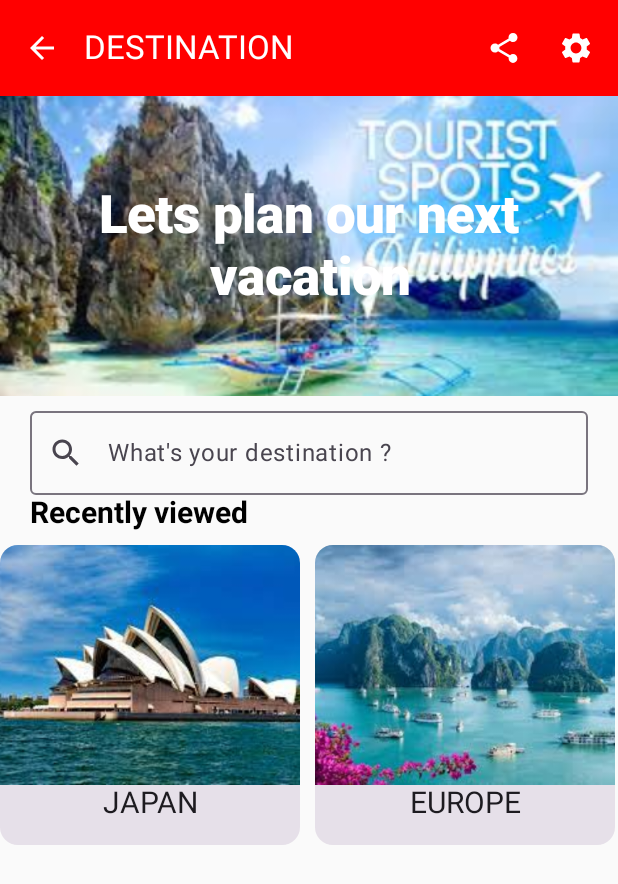
After one commit to Itsdanson254/MY-APPS, an Android app built with Jetpack Compose: the DESTINATIONACTIVITY screen opened directly, with no data from a screen before it, on a phone screen of 412 x 824 dp. The commit adds this screen. Shown: the top 884 px of the screen. Run offline under Robolectric (Android 15) with nearby library versions, the phone set to English and light mode, and no system bars.

Commit message:
initial commit

```diff
--- a/app/src/main/AndroidManifest.xml
+++ b/app/src/main/AndroidManifest.xml
@@ -12,6 +12,11 @@
         android:supportsRtl="true"
         android:theme="@style/Theme.DANSONSApplication"
         tools:targetApi="31">
+        <activity
+            android:name=".DESTINATIONACTIVITY"
+            android:exported="false"
+            android:label="@string/title_activity_destinationactivity"
+            android:theme="@style/Theme.DANSONSApplication" />
         <activity
             android:name=".FormActivity"
             android:exported="false"
--- /dev/null
+++ b/app/src/main/java/com/example/dansonsapplication/DESTINATIONACTIVITY.kt
@@ -0,0 +1,457 @@
+package com.example.dansonsapplication
+
+import android.content.Intent
+import android.os.Bundle
+import androidx.activity.ComponentActivity
+import androidx.activity.compose.setContent
+import androidx.compose.foundation.Image
+import androidx.compose.foundation.horizontalScroll
+import androidx.compose.foundation.layout.Box
+import androidx.compose.foundation.layout.Column
+import androidx.compose.foundation.layout.Row
+import androidx.compose.foundation.layout.Spacer
+import androidx.compose.foundation.layout.fillMaxSize
+import androidx.compose.foundation.layout.fillMaxWidth
+import androidx.compose.foundation.layout.height
+import androidx.compose.foundation.layout.padding
+import androidx.compose.foundation.layout.size
+import androidx.compose.foundation.layout.width
+import androidx.compose.foundation.rememberScrollState
+import androidx.compose.foundation.text.KeyboardOptions
+import androidx.compose.material.icons.Icons
+import androidx.compose.material.icons.filled.ArrowBack
+import androidx.compose.material.icons.filled.Call
+import androidx.compose.material.icons.filled.Search
+import androidx.compose.material.icons.filled.Settings
+import androidx.compose.material.icons.filled.Share
+import androidx.compose.material3.Card
+import androidx.compose.material3.ExperimentalMaterial3Api
+import androidx.compose.material3.Icon
+import androidx.compose.material3.IconButton
+import androidx.compose.material3.MaterialTheme
+import androidx.compose.material3.OutlinedTextField
+import androidx.compose.material3.Surface
+import androidx.compose.material3.Text
+import androidx.compose.material3.TextField
+import androidx.compose.material3.TopAppBar
+import androidx.compose.material3.TopAppBarDefaults
+import androidx.compose.runtime.Composable
+import androidx.compose.runtime.getValue
+import androidx.compose.runtime.mutableStateOf
+import androidx.compose.runtime.remember
+import androidx.compose.runtime.setValue
+import androidx.compose.ui.Alignment
+import androidx.compose.ui.Modifier
+import androidx.compose.ui.graphics.Color
+import androidx.compose.ui.input.key.Key.Companion.Search
+import androidx.compose.ui.layout.ContentScale
+import androidx.compose.ui.platform.LocalContext
+import androidx.compose.ui.res.painterResource
+import androidx.compose.ui.text.font.FontWeight
+import androidx.compose.ui.text.input.KeyboardType
+import androidx.compose.ui.text.style.TextAlign
+import androidx.compose.ui.tooling.preview.Preview
+import androidx.compose.ui.unit.dp
+import androidx.compose.ui.unit.sp
+import com.example.dansonsapplication.ui.theme.DANSONSApplicationTheme
+
+class DESTINATIONACTIVITY : ComponentActivity() {
+    override fun onCreate(savedInstanceState: Bundle?) {
+        super.onCreate(savedInstanceState)
+        setContent {
+
+Destination()
+
+        }
+    }
+}
+
+@OptIn(ExperimentalMaterial3Api::class)
+@Composable
+fun Destination(){
+Column (modifier = Modifier.fillMaxSize()){
+
+var mContext = LocalContext.current
+    //TopAppBar
+    TopAppBar(
+        title = { Text(text = "DESTINATION", color = Color.White) },
+        colors = TopAppBarDefaults.mediumTopAppBarColors(Color.Red),
+        navigationIcon = {
+            IconButton(onClick = {
+                mContext.startActivity(Intent(mContext,MainActivity::class.java))
+            }) {
+                Icon(
+                    imageVector = Icons.Default.ArrowBack,
+                    contentDescription = "arrowback",
+                    tint = Color.White
+                )
+
+            }
+
+        },
+        actions = {
+            IconButton(onClick = { /*TODO*/ }) {
+                Icon(
+                    imageVector = Icons.Default.Share,
+                    contentDescription = "Share",
+                    tint = Color.White
+                )
+            }
+            IconButton(onClick = { /*TODO*/ }) {
+                Icon(
+                    imageVector = Icons.Default.Settings,
+                    contentDescription = "settings",
+                    tint = Color.White
+                )
+            }
+        }
+    )
+
+    //These the end of top up bar
+Box (
+    modifier = Modifier
+        .fillMaxWidth()
+        .height(200.dp),
+    contentAlignment = Alignment.Center
+){
+
+Image(painter = painterResource(id = R.drawable.dest2),
+    contentDescription = "newyork",
+    modifier = Modifier.fillMaxSize(),
+    contentScale = ContentScale.Crop)
+
+    Text(
+        text ="Lets plan our next vacation",
+        fontSize = 35.sp,
+        color = Color.White,
+        fontWeight = FontWeight.ExtraBold,
+        textAlign = TextAlign.Center
+    )
+}
+//End of box
+
+    Spacer(modifier = Modifier.height(10.dp))
+var search by remember { mutableStateOf("")
+}
+    OutlinedTextField(
+        value = search,
+        onValueChange = {search = it} ,
+        placeholder = { Text(text = "What's your destination ? ")},
+        leadingIcon ={ Icon(imageVector = Icons.Default.Search, contentDescription = "search")},
+        modifier = Modifier
+            .fillMaxWidth()
+            .padding(start = 20.dp, end = 20.dp),
+        keyboardOptions = KeyboardOptions(keyboardType = KeyboardType.Text)
+    )
+Text(
+    text = "Recently viewed",
+    fontWeight = FontWeight.Bold,
+    fontSize = 20.sp,
+    modifier = Modifier.padding(start = 20.dp))
+    Spacer(modifier = Modifier.height(10.dp))
+
+Row (
+    modifier =Modifier
+        .horizontalScroll(rememberScrollState())
+){
+
+    //card1
+    Card(modifier = Modifier
+        .width(200.dp)
+        .height(200.dp)) {
+        Column {
+            Box(modifier = Modifier
+                .fillMaxWidth()
+                .height(160.dp),
+                contentAlignment = Alignment.Center)
+            {
+                Image(
+                    painter = painterResource(id = R.drawable.classic) ,
+                    contentDescription ="classic",
+                    modifier=Modifier.fillMaxSize(),
+                    contentScale = ContentScale.Crop,
+                )
+
+            }
+            Text(
+                text = "JAPAN",
+                modifier = Modifier.fillMaxWidth(),
+                textAlign = TextAlign.Center,
+                fontSize = 20.sp
+            )
+        }
+    }
+    //End of card
+    Spacer(modifier = Modifier.width(10.dp))
+
+    //card2
+    Card(modifier = Modifier
+        .width(200.dp)
+        .height(200.dp)) {
+        Column {
+            Box(modifier = Modifier
+                .fillMaxWidth()
+                .height(160.dp),
+                contentAlignment = Alignment.Center)
+            {
+                Image(
+                    painter = painterResource(id = R.drawable.cd1) ,
+                    contentDescription ="classic",
+                    modifier=Modifier.fillMaxSize(),
+                    contentScale = ContentScale.Crop,
+                )
+
+            }
+            Text(
+                text = "EUROPE",
+                modifier = Modifier.fillMaxWidth(),
+                textAlign = TextAlign.Center,
+                fontSize = 20.sp
+            )
+        }
+    }
+    //End of card 2
+    Spacer(modifier = Modifier.width(8.dp))
+
+    //card 3
+    Card(modifier = Modifier
+        .width(200.dp)
+        .height(200.dp)) {
+        Column {
+            Box(modifier = Modifier
+                .fillMaxWidth()
+                .height(160.dp),
+                contentAlignment = Alignment.Center)
+            {
+                Image(
+                    painter = painterResource(id = R.drawable.cd2) ,
+                    contentDescription ="classic",
+                    modifier=Modifier.fillMaxSize(),
+                    contentScale = ContentScale.Crop,
+                )
+
+            }
+            Text(
+                text = "PAKISTAN",
+                modifier = Modifier.fillMaxWidth(),
+                textAlign = TextAlign.Center,
+                fontSize = 20.sp
+            )
+        }
+    }
+    //End of card 3
+    Spacer(modifier = Modifier.width(8.dp))
+
+    //card 4
+    Card(modifier = Modifier
+        .width(200.dp)
+        .height(200.dp)) {
+        Column {
+            Box(modifier = Modifier
+                .fillMaxWidth()
+                .height(160.dp),
+                contentAlignment = Alignment.Center)
+            {
+                Image(
+                    painter = painterResource(id = R.drawable.cd4) ,
+                    contentDescription ="classic",
+                    modifier=Modifier.fillMaxSize(),
+                    contentScale = ContentScale.Crop,
+                )
+
+            }
+            Text(
+                text = "INDONESIA",
+                modifier = Modifier.fillMaxWidth(),
+                textAlign = TextAlign.Center,
+                fontSize = 20.sp
+            )
+        }
+    }
+    //End of card 4
+    Spacer(modifier = Modifier.width(8.dp))
+
+    //card 5
+    Card(modifier = Modifier
+        .width(200.dp)
+        .height(200.dp)) {
+        Column {
+            Box(modifier = Modifier
+                .fillMaxWidth()
+                .height(160.dp),
+                contentAlignment = Alignment.Center)
+            {
+                Image(
+                    painter = painterResource(id = R.drawable.cd5) ,
+                    contentDescription ="classic",
+                    modifier=Modifier.fillMaxSize(),
+                    contentScale = ContentScale.Crop,
+                )
+
+            }
+            Text(
+                text = "JAMAICA",
+                modifier = Modifier.fillMaxWidth(),
+                textAlign = TextAlign.Center,
+                fontSize = 20.sp
+            )
+        }
+    }
+    //End of card 5
+    Spacer(modifier = Modifier.width(8.dp))
+
+    //card 6
+    Card(modifier = Modifier
+        .width(200.dp)
+        .height(200.dp)) {
+        Column {
+            Box(modifier = Modifier
+                .fillMaxWidth()
+                .height(160.dp),
+                contentAlignment = Alignment.Center)
+            {
+                Image(
+                    painter = painterResource(id = R.drawable.cd6) ,
+                    contentDescription ="classic",
+                    modifier=Modifier.fillMaxSize(),
+                    contentScale = ContentScale.Crop,
+                )
+
+            }
+            Text(
+                text = "ENGLAND",
+                modifier = Modifier.fillMaxWidth(),
+                textAlign = TextAlign.Center,
+                fontSize = 20.sp
+            )
+        }
+    }
+    //End of card 6
+    Spacer(modifier = Modifier.width(8.dp))
+
+    //card 7
+    Card(modifier = Modifier
+        .width(200.dp)
+        .height(200.dp)) {
+        Column {
+            Box(modifier = Modifier
+                .fillMaxWidth()
+                .height(160.dp),
+                contentAlignment = Alignment.Center)
+            {
+                Image(
+                    painter = painterResource(id = R.drawable.cd7) ,
+                    contentDescription ="classic",
+                    modifier=Modifier.fillMaxSize(),
+                    contentScale = ContentScale.Crop,
+                )
+
+            }
+            Text(
+                text = "TOKYO",
+                modifier = Modifier.fillMaxWidth(),
+                textAlign = TextAlign.Center,
+                fontSize = 20.sp
+            )
+        }
+    }
+    //End of card 7
+    Spacer(modifier = Modifier.width(8.dp))
+
+    //card 8
+    Card(modifier = Modifier
+        .width(200.dp)
+        .height(200.dp)) {
+        Column {
+            Box(modifier = Modifier
+                .fillMaxWidth()
+                .height(160.dp),
+                contentAlignment = Alignment.Center)
+            {
+                Image(
+                    painter = painterResource(id = R.drawable.china) ,
+                    contentDescription ="classic",
+                    modifier=Modifier.fillMaxSize(),
+                    contentScale = ContentScale.Crop,
+                )
+
+            }
+            Text(
+                text = "FRANCE",
+                modifier = Modifier.fillMaxWidth(),
+                textAlign = TextAlign.Center,
+                fontSize = 20.sp
+            )
+        }
+    }
+    //End of card 8
+    Spacer(modifier = Modifier.width(8.dp))
+
+    //card 9
+    Card(modifier = Modifier
+        .width(200.dp)
+        .height(200.dp)) {
+        Column {
+            Box(modifier = Modifier
+                .fillMaxWidth()
+                .height(160.dp),
+                contentAlignment = Alignment.Center)
+            {
+                Image(
+                    painter = painterResource(id = R.drawable.cd1) ,
+                    contentDescription ="classic",
+                    modifier=Modifier.fillMaxSize(),
+                    contentScale = ContentScale.Crop,
+                )
+
+            }
+            Text(
+                text = "GERMANY",
+                modifier = Modifier.fillMaxWidth(),
+                textAlign = TextAlign.Center,
+                fontSize = 20.sp
+            )
+        }
+    }
+    //End of card 9
+    Spacer(modifier = Modifier.width(8.dp))
+
+    //card 10
+    Card(modifier = Modifier
+        .width(200.dp)
+        .height(200.dp)) {
+        Column {
+            Box(modifier = Modifier
+                .fillMaxWidth()
+                .height(160.dp),
+                contentAlignment = Alignment.Center)
+            {
+                Image(
+                    painter = painterResource(id = R.drawable.falls) ,
+                    contentDescription ="classic",
+                    modifier=Modifier.fillMaxSize(),
+                    contentScale = ContentScale.Crop,
+                )
+
+            }
+            Text(
+                text = "WATERFALL",
+                modifier = Modifier.fillMaxWidth(),
+                textAlign = TextAlign.Center,
+                fontSize = 20.sp
+            )
+        }
+    }
+    //End of card 10
+    Spacer(modifier = Modifier.width(8.dp))
+}
+    }
+}
+
+@Preview(showBackground = true)
+@Composable
+fun DestinationPreview(){
+Destination()
+
+
+}
--- a/app/src/main/java/com/example/dansonsapplication/FormActivity.kt
+++ b/app/src/main/java/com/example/dansonsapplication/FormActivity.kt
@@ -19,6 +19,7 @@ import androidx.compose.foundation.text.KeyboardOptions
 import androidx.compose.material.icons.Icons
 import androidx.compose.material.icons.filled.Call
 import androidx.compose.material.icons.filled.Email
+import androidx.compose.material.icons.filled.Lock
 import androidx.compose.material.icons.filled.Person
 import androidx.compose.material3.Button
 import androidx.compose.material3.ButtonDefaults
@@ -120,7 +121,7 @@ Box (
         value = email,
         onValueChange = {email = it} ,
         placeholder = { Text(text = "EMAILADDRESS")},
-        leadingIcon ={ Icon(imageVector = Icons.Default.Person, contentDescription ="email")},
+        leadingIcon ={ Icon(imageVector = Icons.Default.Email, contentDescription ="email")},
         modifier = Modifier
             .fillMaxWidth()
             .padding(start = 20.dp, end = 20.dp),
@@ -132,7 +133,7 @@ Box (
         value = password,
         onValueChange = {password = it} ,
         placeholder = { Text(text = "PASSWORD")},
-        leadingIcon ={ Icon(imageVector = Icons.Default.Person, contentDescription ="LOCK")},
+        leadingIcon ={ Icon(imageVector = Icons.Default.Lock, contentDescription ="LOCK")},
         modifier = Modifier
             .fillMaxWidth()
             .padding(start = 20.dp, end = 20.dp),
@@ -145,7 +146,7 @@ Box (
         value = contact,
         onValueChange = {contact = it} ,
         placeholder = { Text(text = "PHONE NUMBER")},
-        leadingIcon ={ Icon(imageVector = Icons.Default.Person, contentDescription ="call")},
+        leadingIcon ={ Icon(imageVector = Icons.Default.Call, contentDescription ="call")},
         modifier = Modifier
             .fillMaxWidth()
             .padding(start = 20.dp, end = 20.dp),
--- a/app/src/main/java/com/example/dansonsapplication/MainActivity.kt
+++ b/app/src/main/java/com/example/dansonsapplication/MainActivity.kt
@@ -70,11 +70,11 @@ fun Demo(){
         Spacer(modifier = Modifier.height(10.dp))
 
 
-        Button(onClick = { /*TODO*/ },
+        Button(onClick = {  mContext.startActivity(Intent(mContext,DESTINATIONACTIVITY::class.java)) },
             shape = CircleShape,
             colors = ButtonDefaults.buttonColors(Color.Red),
             modifier = Modifier.align(Alignment.CenterHorizontally)) {
-            Text(text = "See More")
+            Text(text = "DESTINATION")
         }
 
 
@@ -128,7 +128,7 @@ fun Demo(){
         //CENTERING AN IMAGE
        Box  (modifier = Modifier.fillMaxWidth(),
            contentAlignment = Alignment.Center){
-           Image(painter = painterResource(id = R.drawable.germansherphard) ,
+           Image(painter = painterResource(id = R.drawable.mat) ,
                contentDescription = "Technology",
                modifier = Modifier.size(200.dp)
                    .clip(shape = CircleShape),
--- a/app/src/main/res/values/strings.xml
+++ b/app/src/main/res/values/strings.xml
@@ -3,4 +3,5 @@
     <string name="title_activity_layout">LayoutActivity</string>
     <string name="title_activity_intent">IntentActivity</string>
     <string name="title_activity_form">FormActivity</string>
+    <string name="title_activity_destinationactivity">DESTINATIONACTIVITY</string>
 </resources>
```
Also changed, not shown: app/src/main/res/drawable/cd1.jpeg (added), app/src/main/res/drawable/cd2.jpeg (added), app/src/main/res/drawable/cd3.jpeg (added), app/src/main/res/drawable/cd4.jpeg (added), app/src/main/res/drawable/cd5.jpeg (added), app/src/main/res/drawable/cd6.jpeg (added), app/src/main/res/drawable/cd7.jpeg (added), app/src/main/res/drawable/china.jpeg (added), app/src/main/res/drawable/classic.jpeg (added), app/src/main/res/drawable/dest2.jpeg (added), app/src/main/res/drawable/destination.jpeg (added), app/src/main/res/drawable/falls.jpeg (added), app/src/main/res/drawable/mat.jpeg (added).
